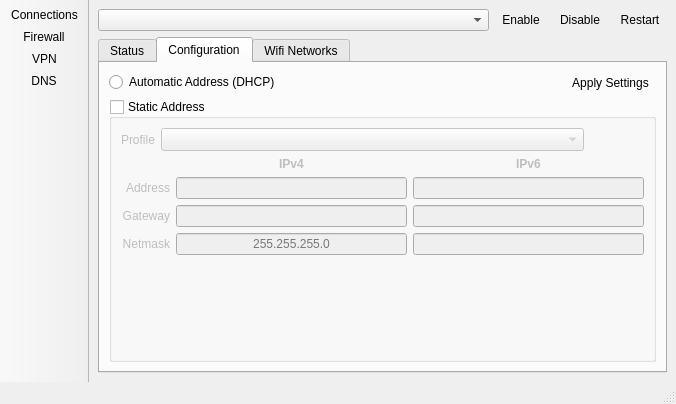
The window that src-qt5/networkmgr/mainUI.ui (project-trident/trident-utilities) describes before a commit, drawn with Qt 5.
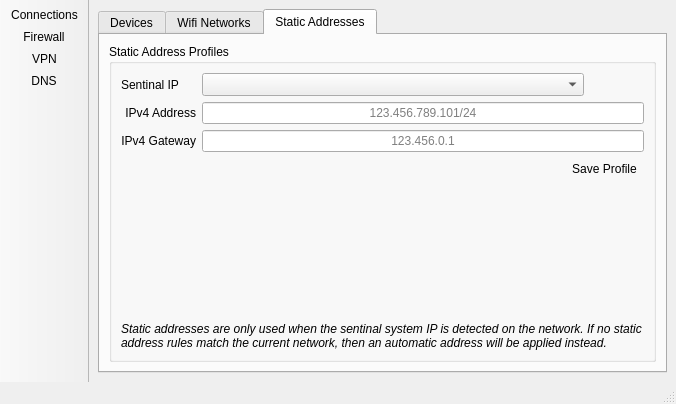
The same window after the commit. The open tabs and pages were chosen to show the change. Icons and pictures are not drawn.

Commit message: Get almost all the wifi stuff working

What changed in the file:
```diff
--- a/src-qt5/networkmgr/mainUI.ui
+++ b/src-qt5/networkmgr/mainUI.ui
@@ -41,8 +41,42 @@
       </property>
       <widget class="QWidget" name="page_connections">
        <layout class="QGridLayout" name="gridLayout">
-        <item row="0" column="1">
-         <layout class="QHBoxLayout" name="horizontalLayout">
+        <item row="0" column="0" colspan="2">
+         <widget class="QTabWidget" name="tabs_conn">
+          <property name="currentIndex">
+           <number>0</number>
+          </property>
+          <widget class="QWidget" name="tab_conn_status">
+           <attribute name="icon">
+            <iconset theme="dialog-information">
+             <normaloff/>
+            </iconset>
+           </attribute>
+           <attribute name="title">
+            <string>Devices</string>
+           </attribute>
+           <layout class="QVBoxLayout" name="verticalLayout_4">
+            <property name="margin">
+             <number>2</number>
+            </property>
+            <item>
+             <layout class="QHBoxLayout" name="horizontalLayout_3">
+              <item>
+               <widget class="QComboBox" name="combo_conn_devices">
+                <property name="sizePolicy">
+                 <sizepolicy hsizetype="Preferred" vsizetype="Preferred">
+                  <horstretch>0</horstretch>
+                  <verstretch>0</verstretch>
+                 </sizepolicy>
+                </property>
+                <property name="sizeAdjustPolicy">
+                 <enum>QComboBox::AdjustToContents</enum>
+                </property>
+                <property name="minimumContentsLength">
+                 <number>6</number>
+                </property>
+               </widget>
+              </item>
           <item>
            <widget class="QToolButton" name="tool_dev_start">
             <property name="sizePolicy">
@@ -130,46 +164,6 @@
             </property>
            </widget>
           </item>
-         </layout>
-        </item>
-        <item row="0" column="0">
-         <widget class="QComboBox" name="combo_conn_devices">
-          <property name="sizePolicy">
-           <sizepolicy hsizetype="Expanding" vsizetype="Preferred">
-            <horstretch>0</horstretch>
-            <verstretch>0</verstretch>
-           </sizepolicy>
-          </property>
-         </widget>
-        </item>
-        <item row="1" column="0" colspan="2">
-         <widget class="QTabWidget" name="tabs_conn">
-          <property name="currentIndex">
-           <number>0</number>
-          </property>
-          <widget class="QWidget" name="tab_conn_status">
-           <attribute name="icon">
-            <iconset theme="dialog-information">
-             <normaloff>.</normaloff>.</iconset>
-           </attribute>
-           <attribute name="title">
-            <string>Status</string>
-           </attribute>
-           <layout class="QVBoxLayout" name="verticalLayout_4">
-            <property name="leftMargin">
-             <number>2</number>
-            </property>
-            <property name="topMargin">
-             <number>2</number>
-            </property>
-            <property name="rightMargin">
-             <number>2</number>
-            </property>
-            <property name="bottomMargin">
-             <number>2</number>
-            </property>
-            <item>
-             <layout class="QHBoxLayout" name="horizontalLayout_3">
               <item>
                <spacer name="horizontalSpacer_2">
                 <property name="orientation">
@@ -223,69 +217,127 @@
             </item>
            </layout>
           </widget>
+          <widget class="QWidget" name="tab_conn_wifi">
+           <attribute name="icon">
+            <iconset theme="network-wireless">
+             <normaloff/>
+            </iconset>
+           </attribute>
+           <attribute name="title">
+            <string>Wifi Networks</string>
+           </attribute>
+           <layout class="QVBoxLayout" name="verticalLayout_5">
+            <item>
+             <layout class="QHBoxLayout" name="horizontalLayout_5">
+              <item>
+               <widget class="QToolButton" name="tool_wifi_refresh">
+                <property name="sizePolicy">
+                 <sizepolicy hsizetype="Preferred" vsizetype="Preferred">
+                  <horstretch>0</horstretch>
+                  <verstretch>0</verstretch>
+                 </sizepolicy>
+                </property>
+                <property name="text">
+                 <string>Scan</string>
+                </property>
+                <property name="icon">
+                 <iconset theme="network-wireless">
+                  <normaloff/>
+                 </iconset>
+                </property>
+                <property name="toolButtonStyle">
+                 <enum>Qt::ToolButtonTextBesideIcon</enum>
+                </property>
+               </widget>
+              </item>
+              <item>
+               <spacer name="horizontalSpacer_3">
+                <property name="orientation">
+                 <enum>Qt::Horizontal</enum>
+                </property>
+                <property name="sizeHint" stdset="0">
+                 <size>
+                  <width>40</width>
+                  <height>20</height>
+                 </size>
+                </property>
+               </spacer>
+              </item>
+              <item>
+               <widget class="QToolButton" name="tool_forget_wifi">
+                <property name="text">
+                 <string>Forget</string>
+                </property>
+                <property name="icon">
+                 <iconset theme="cancel">
+                  <normaloff/>
+                 </iconset>
+                </property>
+                <property name="toolButtonStyle">
+                 <enum>Qt::ToolButtonTextBesideIcon</enum>
+                </property>
+               </widget>
+              </item>
+              <item>
+               <widget class="QToolButton" name="tool_connect_wifi">
+                <property name="sizePolicy">
+                 <sizepolicy hsizetype="Preferred" vsizetype="Preferred">
+                  <horstretch>0</horstretch>
+                  <verstretch>0</verstretch>
+                 </sizepolicy>
+                </property>
+                <property name="text">
+                 <string>Connect</string>
+                </property>
+                <property name="icon">
+                 <iconset theme="network-wired">
+                  <normaloff/>
+                 </iconset>
+                </property>
+                <property name="toolButtonStyle">
+                 <enum>Qt::ToolButtonTextBesideIcon</enum>
+                </property>
+               </widget>
+              </item>
+             </layout>
+            </item>
+            <item>
+             <widget class="QTreeWidget" name="tree_wifi_networks">
+              <column>
+               <property name="text">
+                <string>Security</string>
+               </property>
+              </column>
+              <column>
+               <property name="text">
+                <string>Signal Strength</string>
+               </property>
+              </column>
+              <column>
+               <property name="text">
+                <string>Name</string>
+               </property>
+              </column>
+             </widget>
+            </item>
+           </layout>
+          </widget>
           <widget class="QWidget" name="tab_conn_config">
            <attribute name="icon">
             <iconset theme="configure">
              <normaloff>.</normaloff>.</iconset>
            </attribute>
            <attribute name="title">
-            <string>Configuration</string>
+            <string>Static Addresses</string>
            </attribute>
            <layout class="QVBoxLayout" name="verticalLayout_2">
-            <item>
-             <layout class="QHBoxLayout" name="horizontalLayout_4">
-              <item>
-               <widget class="QRadioButton" name="radio_conn_dev_dhcp">
-                <property name="text">
-                 <string>Automatic Address (DHCP)</string>
-                </property>
-               </widget>
-              </item>
-              <item>
-               <spacer name="horizontalSpacer">
-                <property name="orientation">
-                 <enum>Qt::Horizontal</enum>
-                </property>
-                <property name="sizeHint" stdset="0">
-                 <size>
-                  <width>40</width>
-                  <height>20</height>
-                 </size>
-                </property>
-               </spacer>
-              </item>
-              <item>
-               <widget class="QToolButton" name="tool_conn_profile_apply">
-                <property name="sizePolicy">
-                 <sizepolicy hsizetype="Preferred" vsizetype="Preferred">
-                  <horstretch>0</horstretch>
-                  <verstretch>0</verstretch>
-                 </sizepolicy>
-                </property>
-                <property name="text">
-                 <string>Apply Settings</string>
-                </property>
-                <property name="icon">
-                 <iconset theme="completed">
-                  <normaloff>.</normaloff>.</iconset>
-                </property>
-                <property name="toolButtonStyle">
-                 <enum>Qt::ToolButtonTextBesideIcon</enum>
-                </property>
-                <property name="autoRaise">
-                 <bool>true</bool>
-                </property>
-               </widget>
-              </item>
-             </layout>
-            </item>
             <item>
              <widget class="QGroupBox" name="group_conn_dev_static">
               <property name="title">
-               <string>Static Address</string>
+               <string>Static Address Profiles</string>
               </property>
               <property name="checkable">
-               <bool>true</bool>
+               <bool>false</bool>
               </property>
               <property name="checked">
                <bool>false</bool>
@@ -293,65 +345,15 @@
               <layout class="QVBoxLayout" name="verticalLayout_3">
                <item>
                 <layout class="QGridLayout" name="gridLayout_2">
-                 <item row="1" column="1">
-                  <widget class="QLabel" name="label_3">
-                   <property name="font">
-                    <font>
-                     <weight>75</weight>
-                     <bold>true</bold>
-                    </font>
-                   </property>
-                   <property name="text">
-                    <string>IPv4</string>
-                   </property>
-                   <property name="alignment">
-                    <set>Qt::AlignCenter</set>
-                   </property>
-                  </widget>
-                 </item>
-                 <item row="3" column="0">
-                  <widget class="QLabel" name="label_9">
-                   <property name="text">
-                    <string>Address</string>
-                   </property>
-                   <property name="alignment">
-                    <set>Qt::AlignRight|Qt::AlignTrailing|Qt::AlignVCenter</set>
-                   </property>
-                  </widget>
-                 </item>
-                 <item row="4" column="0">
-                  <widget class="QLabel" name="label_2">
-                   <property name="text">
-                    <string>Gateway</string>
-                   </property>
-                   <property name="alignment">
-                    <set>Qt::AlignRight|Qt::AlignTrailing|Qt::AlignVCenter</set>
-                   </property>
-                  </widget>
-                 </item>
-                 <item row="5" column="2">
-                  <widget class="QLineEdit" name="line_static_v6_netmask">
-                   <property name="alignment">
-                    <set>Qt::AlignCenter</set>
-                   </property>
-                  </widget>
-                 </item>
-                 <item row="4" column="2">
-                  <widget class="QLineEdit" name="line_static_v6_gateway">
-                   <property name="alignment">
-                    <set>Qt::AlignCenter</set>
-                   </property>
-                  </widget>
-                 </item>
-                 <item row="0" column="0" colspan="3">
-                  <layout class="QHBoxLayout" name="horizontalLayout_2">
-                   <item>
+                 <item row="0" column="0">
                     <widget class="QLabel" name="label_8">
                      <property name="text">
-                      <string>Profile</string>
+                    <string>Sentinal IP</string>
                      </property>
                     </widget>
                    </item>
+                 <item row="0" column="1">
+                  <layout class="QHBoxLayout" name="horizontalLayout_2">
                    <item>
                     <widget class="QComboBox" name="combo_conn_dev_profile">
                      <property name="sizePolicy">
@@ -404,17 +406,27 @@
                    </item>
                   </layout>
                  </item>
-                 <item row="5" column="0">
-                  <widget class="QLabel" name="label_4">
+                 <item row="1" column="1">
+                  <widget class="QLineEdit" name="line_static_v4_address">
+                   <property name="alignment">
+                    <set>Qt::AlignCenter</set>
+                   </property>
+                   <property name="placeholderText">
+                    <string>123.456.789.101/24</string>
+                   </property>
+                  </widget>
+                 </item>
+                 <item row="1" column="0">
+                  <widget class="QLabel" name="label_9">
                    <property name="text">
-                    <string>Netmask</string>
+                    <string>IPv4 Address</string>
                    </property>
                    <property name="alignment">
                     <set>Qt::AlignRight|Qt::AlignTrailing|Qt::AlignVCenter</set>
                    </property>
                   </widget>
                  </item>
-                 <item row="4" column="1">
+                 <item row="2" column="1">
                   <widget class="QLineEdit" name="line_static_v4_gateway">
                    <property name="text">
                     <string/>
@@ -423,52 +435,63 @@
                     <set>Qt::AlignCenter</set>
                    </property>
                    <property name="placeholderText">
-                    <string/>
+                    <string>123.456.0.1</string>
                    </property>
                    <property name="clearButtonEnabled">
                     <bool>false</bool>
                    </property>
                   </widget>
                  </item>
+                 <item row="2" column="0">
+                  <widget class="QLabel" name="label_2">
+                   <property name="text">
+                    <string>IPv4 Gateway</string>
+                   </property>
+                   <property name="alignment">
+                    <set>Qt::AlignRight|Qt::AlignTrailing|Qt::AlignVCenter</set>
+                   </property>
+                  </widget>
+                 </item>
                  <item row="3" column="1">
-                  <widget class="QLineEdit" name="line_static_v4_address">
-                   <property name="alignment">
-                    <set>Qt::AlignCenter</set>
-                   </property>
-                  </widget>
-                 </item>
-                 <item row="3" column="2">
-                  <widget class="QLineEdit" name="line_static_v6_address">
-                   <property name="alignment">
-                    <set>Qt::AlignCenter</set>
-                   </property>
-                  </widget>
-                 </item>
-                 <item row="5" column="1">
-                  <widget class="QLineEdit" name="line_static_v4_netmask">
-                   <property name="alignment">
-                    <set>Qt::AlignCenter</set>
-                   </property>
-                   <property name="placeholderText">
-                    <string>255.255.255.0</string>
-                   </property>
-                  </widget>
-                 </item>
-                 <item row="1" column="2">
-                  <widget class="QLabel" name="label">
-                   <property name="font">
-                    <font>
-                     <weight>75</weight>
-                     <bold>true</bold>
-                    </font>
+                  <layout class="QHBoxLayout" name="horizontalLayout_4">
+                   <item>
+                    <spacer name="horizontalSpacer">
+                     <property name="orientation">
+                      <enum>Qt::Horizontal</enum>
+                     </property>
+                     <property name="sizeHint" stdset="0">
+                      <size>
+                       <width>40</width>
+                       <height>20</height>
+                      </size>
+                     </property>
+                    </spacer>
+                   </item>
+                   <item>
+                    <widget class="QToolButton" name="tool_conn_profile_apply">
+                     <property name="sizePolicy">
+                      <sizepolicy hsizetype="Preferred" vsizetype="Preferred">
+                       <horstretch>0</horstretch>
+                       <verstretch>0</verstretch>
+                      </sizepolicy>
                    </property>
                    <property name="text">
-                    <string>IPv6</string>
-                   </property>
-                   <property name="alignment">
-                    <set>Qt::AlignCenter</set>
-                   </property>
-                  </widget>
+                      <string>Save Profile</string>
+                     </property>
+                     <property name="icon">
+                      <iconset theme="completed">
+                       <normaloff/>
+                      </iconset>
+                     </property>
+                     <property name="toolButtonStyle">
+                      <enum>Qt::ToolButtonTextBesideIcon</enum>
+                     </property>
+                     <property name="autoRaise">
+                      <bool>true</bool>
+                     </property>
+                    </widget>
+                   </item>
+                  </layout>
                  </item>
                 </layout>
                </item>
@@ -485,103 +508,22 @@
                  </property>
                 </spacer>
                </item>
-              </layout>
-             </widget>
-            </item>
-           </layout>
-          </widget>
-          <widget class="QWidget" name="tab_conn_wifi">
-           <attribute name="icon">
-            <iconset theme="network-wireless">
-             <normaloff>.</normaloff>.</iconset>
-           </attribute>
-           <attribute name="title">
-            <string>Wifi Networks</string>
-           </attribute>
-           <layout class="QVBoxLayout" name="verticalLayout_5">
             <item>
-             <layout class="QHBoxLayout" name="horizontalLayout_5">
-              <item>
-               <widget class="QToolButton" name="tool_wifi_refresh">
-                <property name="sizePolicy">
-                 <sizepolicy hsizetype="Preferred" vsizetype="Preferred">
-                  <horstretch>0</horstretch>
-                  <verstretch>0</verstretch>
-                 </sizepolicy>
+                <widget class="QLabel" name="label">
+                 <property name="font">
+                  <font>
+                   <italic>true</italic>
+                  </font>
                 </property>
                 <property name="text">
-                 <string>Scan</string>
-                </property>
-                <property name="icon">
-                 <iconset theme="network-wireless">
-                  <normaloff>.</normaloff>.</iconset>
-                </property>
-                <property name="toolButtonStyle">
-                 <enum>Qt::ToolButtonTextBesideIcon</enum>
-                </property>
-               </widget>
-              </item>
-              <item>
-               <spacer name="horizontalSpacer_3">
-                <property name="orientation">
-                 <enum>Qt::Horizontal</enum>
-                </property>
-                <property name="sizeHint" stdset="0">
-                 <size>
-                  <width>40</width>
-                  <height>20</height>
-                 </size>
-                </property>
-               </spacer>
-              </item>
-              <item>
-               <widget class="QToolButton" name="tool_forget_wifi">
-                <property name="text">
-                 <string>Forget</string>
-                </property>
-                <property name="icon">
-                 <iconset theme="cancel">
-                  <normaloff>.</normaloff>.</iconset>
-                </property>
-                <property name="toolButtonStyle">
-                 <enum>Qt::ToolButtonTextBesideIcon</enum>
-                </property>
-               </widget>
-              </item>
-              <item>
-               <widget class="QToolButton" name="tool_connect_wifi">
-                <property name="sizePolicy">
-                 <sizepolicy hsizetype="Preferred" vsizetype="Preferred">
-                  <horstretch>0</horstretch>
-                  <verstretch>0</verstretch>
-                 </sizepolicy>
-                </property>
-                <property name="text">
-                 <string>Connect</string>
-                </property>
-                <property name="icon">
-                 <iconset theme="network-wired">
-                  <normaloff>.</normaloff>.</iconset>
-                </property>
-                <property name="toolButtonStyle">
-                 <enum>Qt::ToolButtonTextBesideIcon</enum>
-                </property>
-               </widget>
-              </item>
-             </layout>
-            </item>
-            <item>
-             <widget class="QTreeWidget" name="tree_wifi_networks">
-              <column>
-               <property name="text">
-                <string>Signal Strength</string>
-               </property>
-              </column>
-              <column>
-               <property name="text">
-                <string>Name</string>
-               </property>
-              </column>
+                  <string>&lt;html&gt;&lt;head/&gt;&lt;body&gt;&lt;p&gt;Static addresses are only used when the sentinal system IP is detected on the network. If no static address rules match the current network, then an automatic address will be applied instead.&lt;/p&gt;&lt;/body&gt;&lt;/html&gt;</string>
+                 </property>
+                 <property name="wordWrap">
+                  <bool>true</bool>
+                 </property>
+                </widget>
+               </item>
+              </layout>
              </widget>
             </item>
            </layout>
```
Left out of the diff: 51 changed lines with no effect on the pictures. Lines whose indentation alone changed are shown as unchanged. The commit also changes 4 other files.
